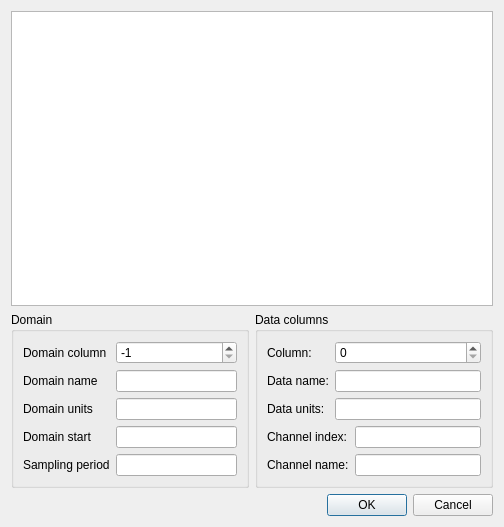
First picture: the form in src/scipyen/gui/ATFImportDialog.ui, repository ctigaret/scipyen, before the edit.
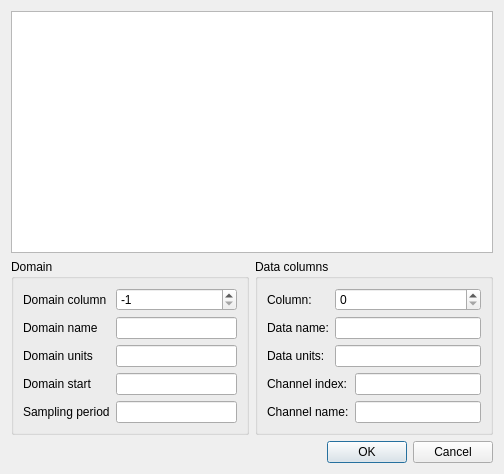
Second picture: the form after the edit.

The edit to the form file:
```diff
--- a/src/scipyen/gui/ATFImportDialog.ui
+++ b/src/scipyen/gui/ATFImportDialog.ui
@@ -7,7 +7,7 @@
     <x>0</x>
     <y>0</y>
     <width>504</width>
-    <height>527</height>
+    <height>474</height>
    </rect>
   </property>
   <property name="windowTitle">
```
Left out of the diff: 4 changed lines with no effect on the pictures.
